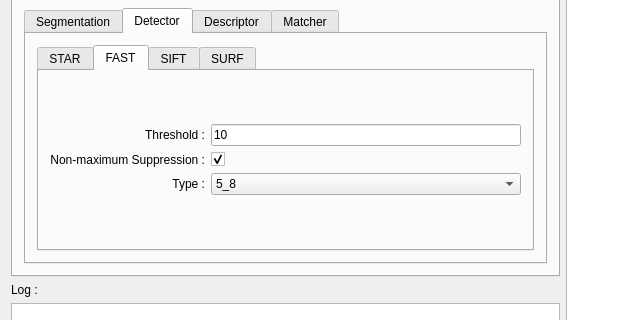
The window that source_code/mainwindow.ui (Aissa94/PFE_Project) describes before a commit, drawn with Qt 5; both pictures show x 0 to 631 and y 173 to 493 of the 1125 by 658 pixel window.
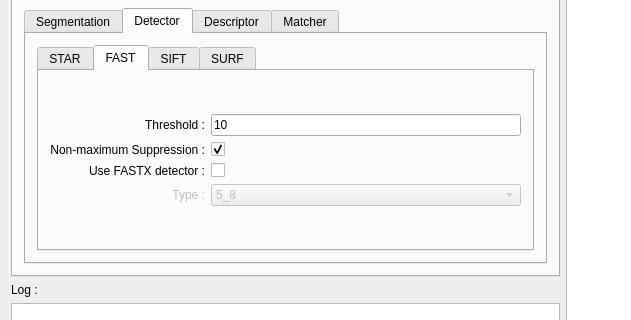
The same window after the commit. The open tabs and pages were chosen to show the change.

Commit message: New custom method

Patch:
```diff
--- a/source_code/mainwindow.ui
+++ b/source_code/mainwindow.ui
@@ -582,7 +582,7 @@
        </attribute>
        <layout class="QGridLayout" name="gridLayout_14">
         <item row="1" column="0">
-         <layout class="QGridLayout" name="gridLayout_15">
+         <layout class="QGridLayout" name="briefTabsAll">
           <item row="1" column="0">
            <widget class="QTabWidget" name="tabWidget_3">
             <property name="currentIndex">
@@ -1103,7 +1103,20 @@
                      </widget>
                     </item>
                     <item row="2" column="0">
+                     <widget class="QLabel" name="detectorFastXLabel">
+                      <property name="text">
+                       <string>Use FASTX detector :</string>
+                      </property>
+                      <property name="alignment">
+                       <set>Qt::AlignRight|Qt::AlignTrailing|Qt::AlignVCenter</set>
+                      </property>
+                     </widget>
+                    </item>
+                    <item row="3" column="0">
                      <widget class="QLabel" name="detectorFastTypeLabel">
+                      <property name="enabled">
+                       <bool>false</bool>
+                      </property>
                       <property name="text">
                        <string>Type :</string>
                       </property>
@@ -1133,7 +1146,23 @@
                      </widget>
                     </item>
                     <item row="2" column="1">
+                     <widget class="QCheckBox" name="detectorFastXCheck">
+                      <property name="enabled">
+                       <bool>true</bool>
+                      </property>
+                      <property name="cursor">
+                       <cursorShape>PointingHandCursor</cursorShape>
+                      </property>
+                      <property name="checked">
+                       <bool>false</bool>
+                      </property>
+                     </widget>
+                    </item>
+                    <item row="3" column="1">
                      <widget class="QComboBox" name="detectorFastTypeText">
+                      <property name="enabled">
+                       <bool>false</bool>
+                      </property>
                       <property name="currentText">
                        <string>5_8</string>
                       </property>
```
Left out of the diff: 25 changed lines with no effect on the pictures. The commit also changes 2 other files.
